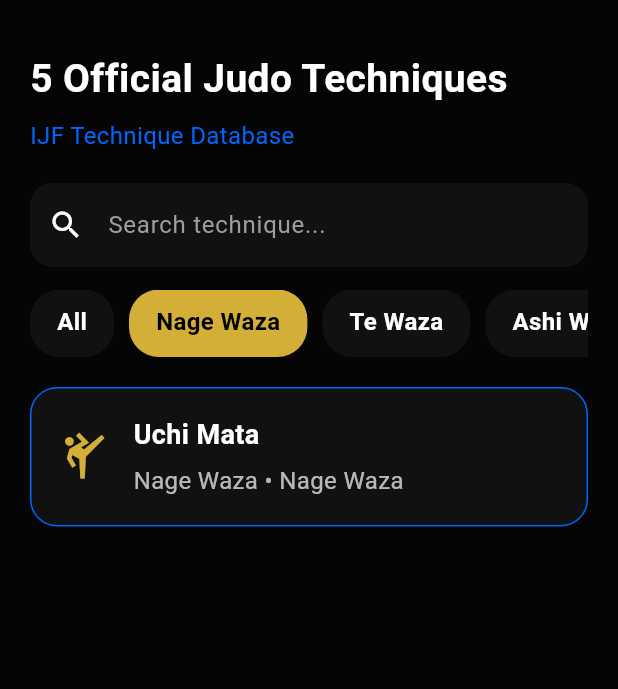
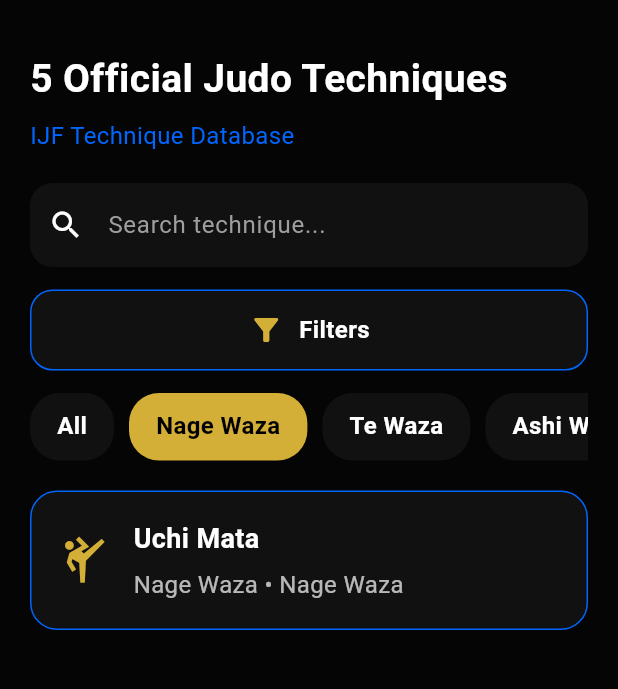
Before and after one commit to JAVANIJUDO/judo_mind_mvp, a Flutter app: the TechniquesScreen screen opened by its route, after a tap on "Nage Waza", on a phone screen of 412 x 824 dp, the part 63-752 px from its top. Run offline on Flutter 3.47's test engine with Material 3 defaults, Android fonts, the phone set to English and light mode, and no system bars.

Commit message:
Judo Mind v0.12 - Advanced filter panel integrated

```diff
--- a/lib/screens/techniques/techniques_screen.dart
+++ b/lib/screens/techniques/techniques_screen.dart
@@ -5,7 +5,7 @@ import '../../models/technique_model.dart';
 import '../technique_detail/technique_detail_screen.dart';
 import 'package:provider/provider.dart';
 import '../../core/language/language_provider.dart';
-
+import '../../core/widgets/techniques/technique_filter_sheet.dart';
 
 class TechniquesScreen extends StatefulWidget {
 
@@ -100,7 +100,57 @@ bool checkDifficulty(TechniqueModel technique){
 
 }
 
+void showFilterSheet(){
 
+  showModalBottomSheet(
+
+    context: context,
+    isScrollControlled: true,
+
+    backgroundColor: Colors.transparent,
+
+    builder: (context){
+
+      return TechniqueFilterSheet(
+
+        categories: filters,
+
+        difficulties: difficultyFilters,
+
+        selectedCategory: selectedFilter,
+
+        selectedDifficulty: selectedDifficulty,
+
+
+        onCategoryChanged: (value){
+
+          setState((){
+
+            selectedFilter = value;
+
+          });
+
+        },
+
+
+        onDifficultyChanged: (value){
+
+          setState((){
+
+            selectedDifficulty = value;
+
+          });
+
+        },
+
+
+      );
+
+    },
+
+  );
+
+}
 
 
 
@@ -409,17 +459,91 @@ bool checkDifficulty(TechniqueModel technique){
 
 
 
-            ),
-
-
-
-
+                        ),
 
 
             const SizedBox(height:15),
 
 
 
+            GestureDetector(
+
+              onTap: (){
+
+                showFilterSheet();
+
+              },
+
+
+              child: Container(
+
+                width: double.infinity,
+
+                padding: const EdgeInsets.symmetric(
+                  vertical: 14,
+                ),
+
+
+                decoration: BoxDecoration(
+
+                  color: const Color(0xFF111111),
+
+                  borderRadius: BorderRadius.circular(15),
+
+                  border: Border.all(
+
+                    color: const Color(0xFF0066FF),
+
+                  ),
+
+                ),
+
+
+                child: const Row(
+
+                  mainAxisAlignment: MainAxisAlignment.center,
+
+                  children: [
+
+                    Icon(
+
+                      Icons.filter_alt,
+
+                      color: Color(0xFFD4AF37),
+
+                    ),
+
+
+                    SizedBox(width: 10),
+
+
+                    Text(
+
+                      "Filters",
+
+                      style: TextStyle(
+
+                        color: Colors.white,
+
+                        fontSize: 16,
+
+                        fontWeight: FontWeight.bold,
+
+                      ),
+
+                    ),
+
+                  ],
+
+                ),
+
+              ),
+
+            ),
+
+
+
+            const SizedBox(height:15),
 
 
 
```
Also changed, not shown: lib/core/widgets/techniques/technique_filter_sheet.dart (added, +201 -0 lines).
